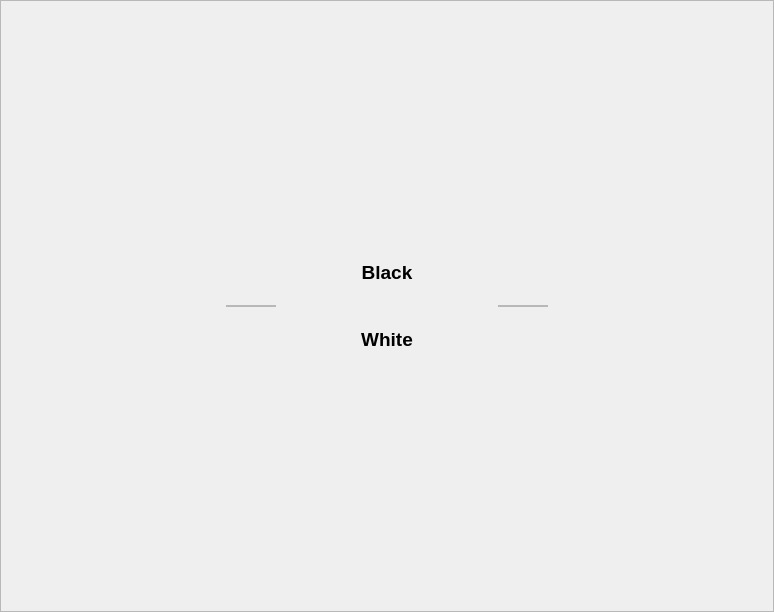
Qt form pyChess/gui/ui/main_window.ui (TutorExilius/pyChess) before a commit.
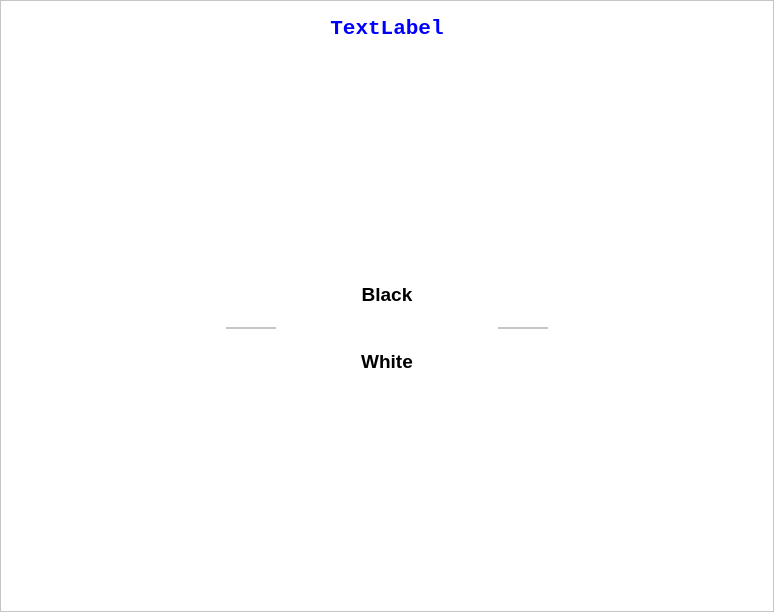
The same form after that commit.

Commit message: feat: adapt UI - add label for playing time

```diff
--- a/pyChess/gui/ui/main_window.ui
+++ b/pyChess/gui/ui/main_window.ui
@@ -17,7 +17,10 @@
    </sizepolicy>
   </property>
   <property name="windowTitle">
-   <string>MainWindow</string>
+   <string>pyChess</string>
+  </property>
+  <property name="styleSheet">
+   <string notr="true">background-color: white;</string>
   </property>
   <widget class="QWidget" name="centralwidget">
    <layout class="QVBoxLayout" name="verticalLayout_4" stretch="0">
@@ -37,7 +40,7 @@
      <number>0</number>
     </property>
     <item>
-     <layout class="QHBoxLayout" name="horizontalLayout_3">
+     <layout class="QVBoxLayout" name="verticalLayout_3">
       <property name="spacing">
        <number>0</number>
       </property>
@@ -49,6 +52,9 @@
       </property>
       <item>
        <widget class="QFrame" name="frame">
+        <property name="styleSheet">
+         <string notr="true"/>
+        </property>
         <property name="frameShape">
          <enum>QFrame::StyledPanel</enum>
         </property>
@@ -58,6 +64,27 @@
         <layout class="QHBoxLayout" name="horizontalLayout">
          <item>
           <layout class="QVBoxLayout" name="verticalLayout_7">
+           <item>
+            <widget class="QLabel" name="label_playingtime">
+             <property name="font">
+              <font>
+               <family>Consolas</family>
+               <pointsize>16</pointsize>
+               <weight>75</weight>
+               <bold>true</bold>
+              </font>
+             </property>
+             <property name="styleSheet">
+              <string notr="true">color: blue; padding-top: 6px; padding-bottom: 6px;</string>
+             </property>
+             <property name="text">
+              <string>TextLabel</string>
+             </property>
+             <property name="alignment">
+              <set>Qt::AlignCenter</set>
+             </property>
+            </widget>
+           </item>
            <item>
             <spacer name="verticalSpacer_4">
              <property name="orientation">
@@ -75,7 +102,7 @@
             </spacer>
            </item>
            <item>
-            <widget class="QLabel" name="label_playername_white">
+            <widget class="QLabel" name="label_playername_black">
              <property name="font">
               <font>
                <pointsize>14</pointsize>
@@ -269,7 +296,7 @@
             </spacer>
            </item>
            <item>
-            <widget class="QLabel" name="labe_lplayername_black">
+            <widget class="QLabel" name="label_playername_white">
              <property name="font">
               <font>
                <pointsize>14</pointsize>
```
The commit also changes 1 other file.
